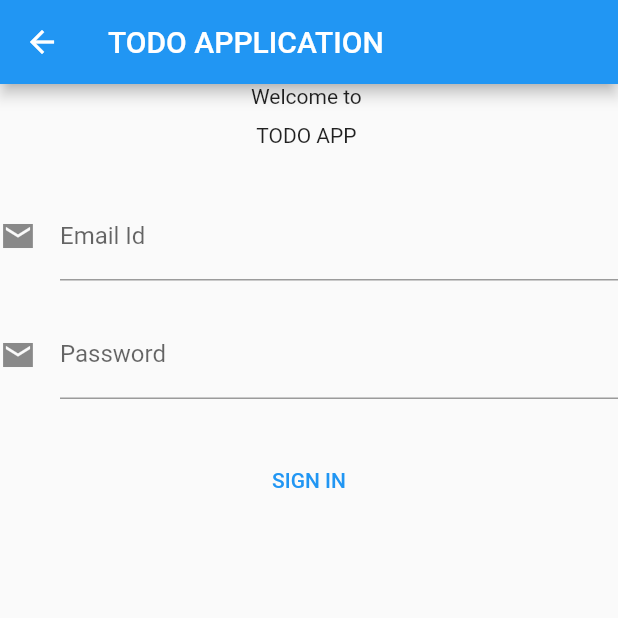
After one commit to Somnium-Lab/todo_clean_architecture, a Flutter app: the SignInInitMobileView screen opened directly, on a phone screen of 412 x 824 dp, the top half of it. The commit adds this screen. Run offline on Flutter 3.47's test engine with Material 2 defaults, Android fonts, the phone set to English and light mode, and no system bars; our stand-ins replace firebase_auth, firebase_core, flutter_clean_architecture, get_it; accounts and stored records are empty.

Commit message:
mobile view

```diff
--- /dev/null
+++ b/lib/app/authentication/presentation/sign-in/view/mobile/sign-in-init-mobile-view.dart
@@ -0,0 +1,44 @@
+import 'package:flutter/material.dart';
+
+class SignInInitMobileView extends StatelessWidget {
+  @override
+  Widget build(BuildContext context) {
+    return Center(
+      child: Scaffold(
+        appBar: AppBar(title: Text("TODO APPLICATION")),
+        body: Container(
+          child: Column(
+            children: [
+              Text("Welcome to "),
+              SizedBox(
+                height: 10,
+              ),
+              Text("TODO APP "),
+              SizedBox(
+                height: 30,
+              ),
+              TextFormField(
+                decoration: const InputDecoration(
+                  icon: Icon(Icons.email_sharp),
+                  hintText: "abc@gmail.com",
+                  labelText: "Email Id",
+                ),
+              ),
+              SizedBox(height: 20),
+              TextFormField(
+                decoration: const InputDecoration(
+                  icon: Icon(Icons.email_sharp),
+                  labelText: "Password",
+                ),
+              ),
+              SizedBox(
+                height: 30,
+              ),
+              TextButton(onPressed: () {}, child: Text("SIGN IN"))
+            ],
+          ),
+        ),
+      ),
+    );
+  }
+}
--- a/pubspec.yaml
+++ b/pubspec.yaml
@@ -32,6 +32,7 @@ dependencies:
   cloud_firestore: ^2.2.1
   flutter_clean_architecture: ^5.0.0
   get_it: ^6.1.1
+  email_validator: '^1.0.6'
 dev_dependencies:
   flutter_test:
     sdk: flutter
```
Also changed, not shown: lib/app/authentication/presentation/sign-in/sign-in-state-machine.dart (+8 -6 lines), lib/app/authentication/presentation/sign-in/view/mobile/sign-in-error-mobile-view.dart (added, +8 -0 lines), lib/app/authentication/presentation/sign-in/view/mobile/sign-in-loading-mobile-view.dart (added, +8 -0 lines), lib/app/authentication/presentation/sign-in/view/sign-in-view.dart (+28 -1 lines), pubspec.lock.
